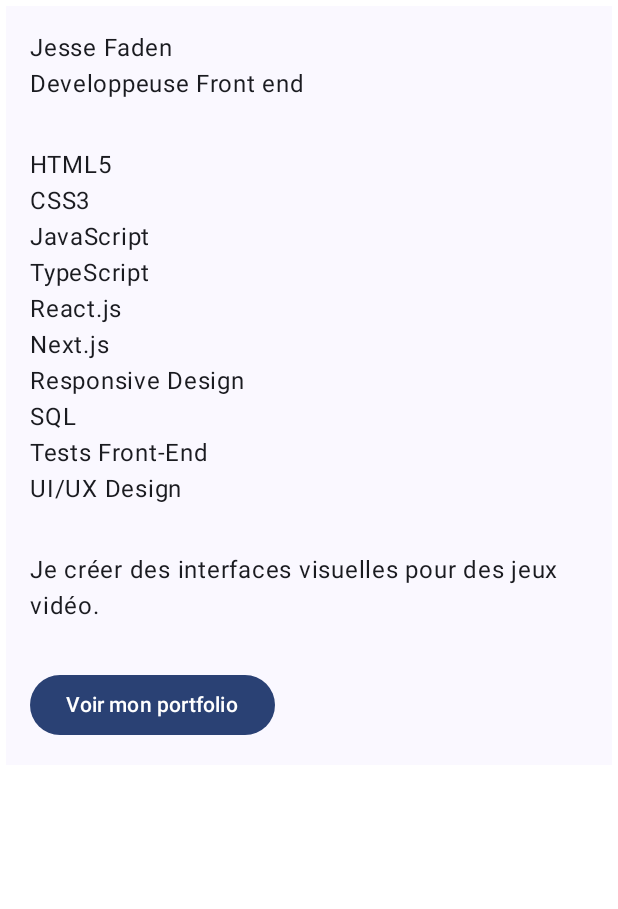
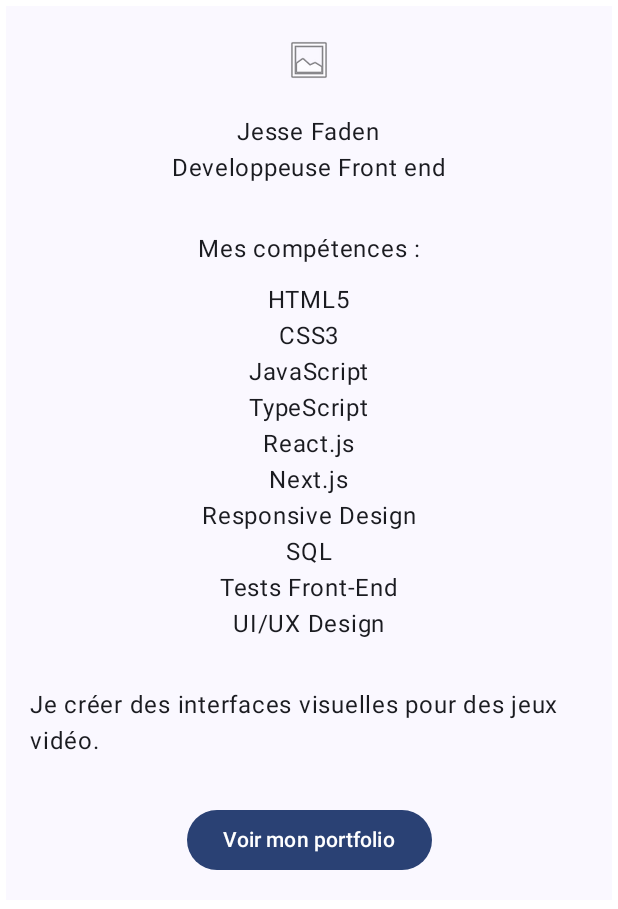
Before and after one commit to Tounde-A/jetpack_compose, an Android app built with Jetpack Compose: the @Preview function DeveloperFrontPreview, on a phone screen of 412 x 824 dp. Shown: the top 909 px of the screen. Run offline under Robolectric (Android 15) with nearby library versions, the phone set to English and light mode, and no system bars.

Commit message:
Ajout d'une image, ajout d'un alignement horizontal

```diff
--- a/app/src/main/java/com/example/developer_profile/MainActivity.kt
+++ b/app/src/main/java/com/example/developer_profile/MainActivity.kt
@@ -5,6 +5,7 @@ import android.widget.Button
 import androidx.activity.ComponentActivity
 import androidx.activity.compose.setContent
 import androidx.activity.enableEdgeToEdge
+import androidx.compose.foundation.Image
 import androidx.compose.foundation.background
 import androidx.compose.foundation.clickable
 import androidx.compose.foundation.layout.Box
@@ -18,8 +19,10 @@ import androidx.compose.material3.Scaffold
 import androidx.compose.material3.Surface
 import androidx.compose.material3.Text
 import androidx.compose.runtime.Composable
+import androidx.compose.ui.Alignment
 import androidx.compose.ui.Modifier
 import androidx.compose.ui.graphics.Color
+import androidx.compose.ui.res.painterResource
 import androidx.compose.ui.semantics.Role
 import androidx.compose.ui.semantics.contentDescription
 import androidx.compose.ui.semantics.semantics
@@ -99,8 +102,15 @@ fun ProfileCard(
         modifier = modifier
     ) {
         Column(
-            modifier = Modifier.padding(16.dp)
+            modifier = Modifier
+                .padding(16.dp)
+                .fillMaxWidth(),
+            horizontalAlignment = Alignment.CenterHorizontally
         ) {
+            ProfilImage(
+                profilTitle = profil.title,
+                modifier = modifier.fillMaxWidth().padding(bottom = 16.dp)
+            )
             ProfileHeader(
                 name = profil.name,
                 title = profil.title
@@ -114,6 +124,15 @@ fun ProfileCard(
             )
         }
     }
+}
+
+@Composable
+fun ProfilImage(profilTitle: String, modifier: Modifier = Modifier) {
+    Image(
+        painter = painterResource(id = android.R.drawable.ic_menu_gallery),
+        contentDescription = "Image du produit $profilTitle",
+        modifier = modifier
+    )
 }
 
 @Composable
@@ -165,12 +184,13 @@ fun ProfileContent(
 ) {
     Column(
         modifier = modifier
-            .padding(top = 30.dp)
+            .padding(top = 30.dp),
+        horizontalAlignment = Alignment.CenterHorizontally
     ) {
-//        ProfileSkillTitle(
-//            skillTitle = skillTitle,
-//            modifier = Modifier.padding(bottom = 0.dp)
-//        )
+        Text(
+            text = "Mes compétences :",
+            modifier = Modifier.padding(bottom = 10.dp)
+        )
 
         ProfileSkills(
             skills = skills,
@@ -204,23 +224,13 @@ fun ProfileContent(
 }
 
 @Composable
-fun ProfileSkillTitle(
-    skillTitle: String,
-    modifier: Modifier = Modifier
-) {
-    Text(
-        text = skillTitle,
-        modifier = modifier
-    )
-}
-
-@Composable
 fun ProfileSkills(
     skills: List<String>,
     modifier: Modifier = Modifier
 ) {
     Column(
-        modifier = modifier
+        modifier = modifier.fillMaxWidth(),
+        horizontalAlignment = Alignment.CenterHorizontally
     ) {
         skills.forEach { skill ->
             Text(text = skill)
```
